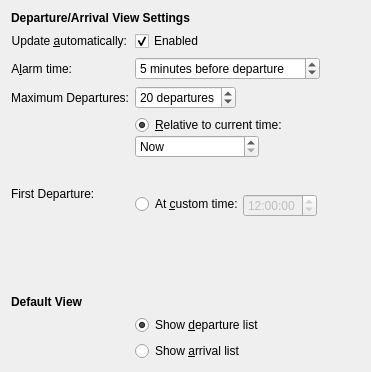
KDE/publictransport, file applet/publicTransportConfigAdvanced.ui: the form before one commit.
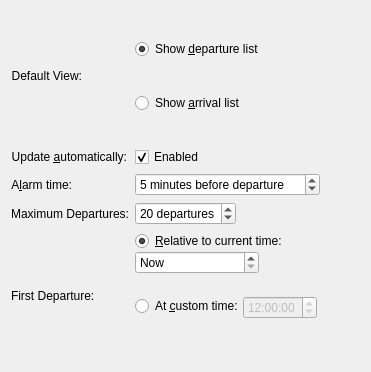
The form after the commit.

```diff
--- a/applet/publicTransportConfigAdvanced.ui
+++ b/applet/publicTransportConfigAdvanced.ui
@@ -14,20 +14,10 @@
    <property name="fieldGrowthPolicy">
     <enum>QFormLayout::ExpandingFieldsGrow</enum>
    </property>
-   <item row="2" column="0" colspan="2">
-    <widget class="QLabel" name="lblTimetable_2">
-     <property name="font">
-      <font>
-       <weight>75</weight>
-       <bold>true</bold>
-      </font>
-     </property>
-     <property name="text">
-      <string>Departure/Arrival View Settings</string>
-     </property>
-    </widget>
-   </item>
-   <item row="3" column="0">
+   <property name="formAlignment">
+    <set>Qt::AlignLeading|Qt::AlignLeft|Qt::AlignTop</set>
+   </property>
+   <item row="2" column="0">
     <widget class="QLabel" name="lblUpdateAutomatically">
      <property name="text">
       <string>Update &amp;automatically:</string>
@@ -40,7 +30,7 @@
      </property>
     </widget>
    </item>
-   <item row="3" column="1">
+   <item row="2" column="1">
     <widget class="QCheckBox" name="updateAutomatically">
      <property name="sizePolicy">
       <sizepolicy hsizetype="Fixed" vsizetype="Fixed">
@@ -56,7 +46,7 @@
      </property>
     </widget>
    </item>
-   <item row="4" column="0">
+   <item row="3" column="0">
     <widget class="QLabel" name="lblAlarmTime">
      <property name="text">
       <string>A&amp;larm time:</string>
@@ -69,7 +59,7 @@
      </property>
     </widget>
    </item>
-   <item row="4" column="1">
+   <item row="3" column="1">
     <widget class="QSpinBox" name="alarmTime">
      <property name="sizePolicy">
       <sizepolicy hsizetype="Preferred" vsizetype="Fixed">
@@ -104,7 +94,7 @@
      </property>
     </widget>
    </item>
-   <item row="5" column="0">
+   <item row="4" column="0">
     <widget class="QLabel" name="lblMaximalNumberOfDepartures">
      <property name="text">
       <string>Maximum Departures:</string>
@@ -117,7 +107,7 @@
      </property>
     </widget>
    </item>
-   <item row="5" column="1">
+   <item row="4" column="1">
     <widget class="QSpinBox" name="maximalNumberOfDepartures">
      <property name="sizePolicy">
       <sizepolicy hsizetype="Preferred" vsizetype="Fixed">
@@ -145,7 +135,7 @@
      </property>
     </widget>
    </item>
-   <item row="6" column="0">
+   <item row="5" column="0">
     <widget class="QLabel" name="lblFirstDeparture">
      <property name="sizePolicy">
       <sizepolicy hsizetype="Preferred" vsizetype="Expanding">
@@ -158,7 +148,7 @@
      </property>
     </widget>
    </item>
-   <item row="6" column="1">
+   <item row="5" column="1">
     <widget class="QWidget" name="widget" native="true">
      <property name="minimumSize">
       <size>
@@ -294,36 +284,7 @@
      </layout>
     </widget>
    </item>
-   <item row="7" column="0" colspan="2">
-    <spacer name="verticalSpacer_5">
-     <property name="orientation">
-      <enum>Qt::Vertical</enum>
-     </property>
-     <property name="sizeType">
-      <enum>QSizePolicy::Fixed</enum>
-     </property>
-     <property name="sizeHint" stdset="0">
-      <size>
-       <width>64</width>
-       <height>10</height>
-      </size>
-     </property>
-    </spacer>
-   </item>
-   <item row="8" column="0" colspan="2">
-    <widget class="QLabel" name="lblTimetable_3">
-     <property name="font">
-      <font>
-       <weight>75</weight>
-       <bold>true</bold>
-      </font>
-     </property>
-     <property name="text">
-      <string>Default View</string>
-     </property>
-    </widget>
-   </item>
-   <item row="9" column="1">
+   <item row="1" column="1">
     <widget class="QWidget" name="widget_2" native="true">
      <property name="minimumSize">
       <size>
@@ -355,6 +316,25 @@
      </layout>
     </widget>
    </item>
+   <item row="1" column="0">
+    <widget class="QLabel" name="lblUpdateAutomatically_2">
+     <property name="sizePolicy">
+      <sizepolicy hsizetype="Preferred" vsizetype="Expanding">
+       <horstretch>0</horstretch>
+       <verstretch>0</verstretch>
+      </sizepolicy>
+     </property>
+     <property name="text">
+      <string>Default View:</string>
+     </property>
+     <property name="alignment">
+      <set>Qt::AlignRight|Qt::AlignTrailing|Qt::AlignVCenter</set>
+     </property>
+     <property name="buddy">
+      <cstring>updateAutomatically</cstring>
+     </property>
+    </widget>
+   </item>
   </layout>
  </widget>
  <resources/>
```
